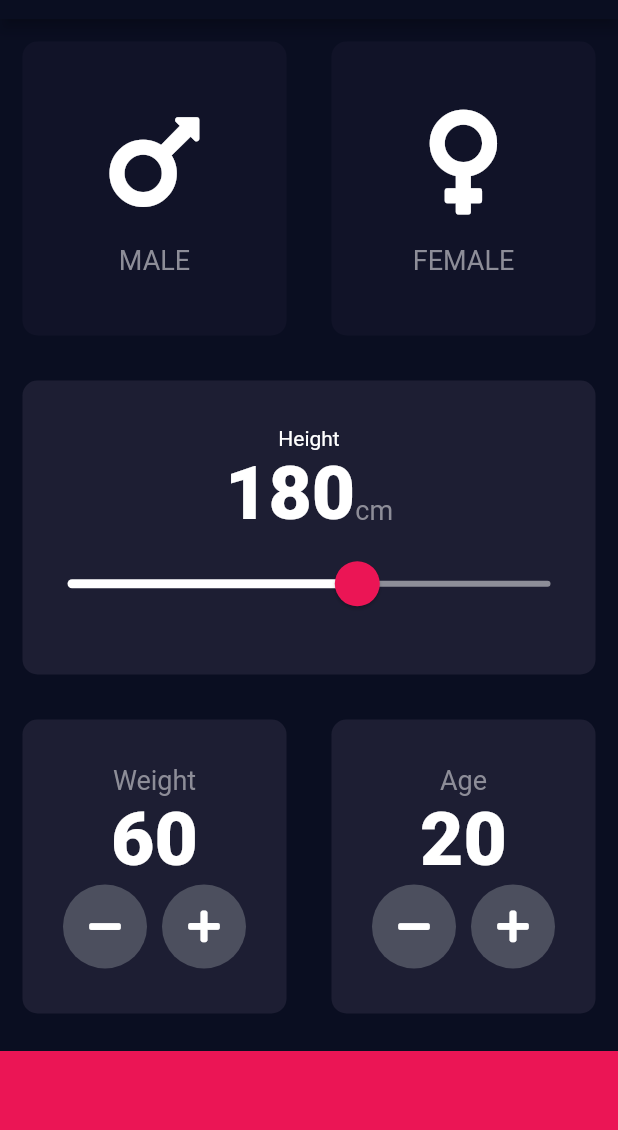
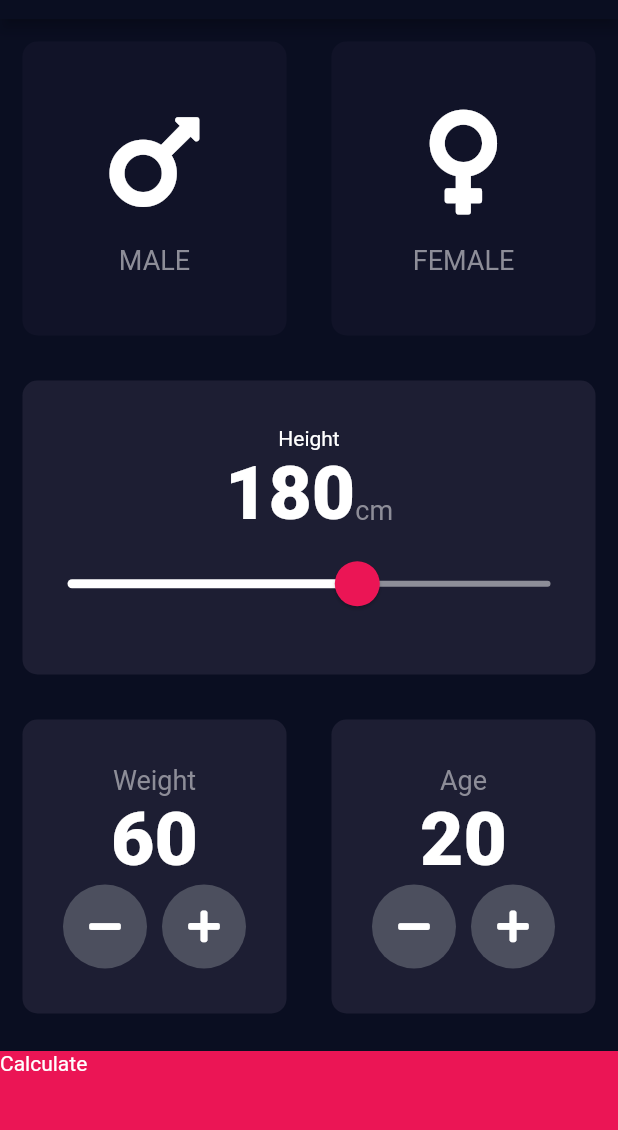
Before and after one commit to nikkashid/flutter_bmiCalculator, a Flutter app: the screen it shows after launch, on a phone screen of 412 x 824 dp, the part 65-1195 px from its top. Run offline on Flutter 3.47's test engine with Material 2 defaults, Android fonts, the phone set to English and light mode, and no system bars; our stand-ins replace font_awesome_flutter.

Commit message:
Creating basic navigation page flow.

```diff
--- a/lib/constants.dart
+++ b/lib/constants.dart
@@ -1,7 +1,9 @@
 import 'package:flutter/material.dart';
 
-const kBmiCalculator = 'BMI CALCULATOR';
+const kAppName = 'BMI CALCULATOR';
+const kCalculate = 'Calculate';
 const kBottomContainerHeight = 80.0;
+const kBottomButtonMargin = 10.0;
 const kActiveCardColor = Color(0xFF1D1E33);
 const kInactiveCardColor = Color(0xFF111328);
 const kBottomContainerColor = Color(0xFFEB1555);
--- a/lib/input_dart.dart
+++ b/lib/input_dart.dart
@@ -1,3 +1,4 @@
+import 'package:bmi_calculator/results_page.dart';
 import 'package:flutter/material.dart';
 import 'package:font_awesome_flutter/font_awesome_flutter.dart';
 
@@ -23,7 +24,7 @@ class _InputPageState extends State<InputPage> {
     return Scaffold(
       appBar: AppBar(
         centerTitle: true,
-        title: Text(kBmiCalculator),
+        title: Text(kAppName),
       ),
       body: Column(
         crossAxisAlignment: CrossAxisAlignment.stretch,
@@ -188,11 +189,20 @@ class _InputPageState extends State<InputPage> {
               ],
             ),
           ),
-          Container(
+          GestureDetector(
+            onTap: () {
+              Navigator.push(
+                context,
+                MaterialPageRoute(builder: (context) => ResultsPage()),
+              );
+            },
+            child: Container(
+              child: Text(kCalculate),
               color: kBottomContainerColor,
-            margin: EdgeInsets.only(top: 10.0),
+              margin: EdgeInsets.only(top: kBottomButtonMargin),
               width: double.infinity,
               height: kBottomContainerHeight,
+            ),
           )
         ],
       ),
```
Also changed, not shown: lib/results_page.dart (added, +15 -0 lines). Lines whose indentation alone changed are shown as unchanged.
